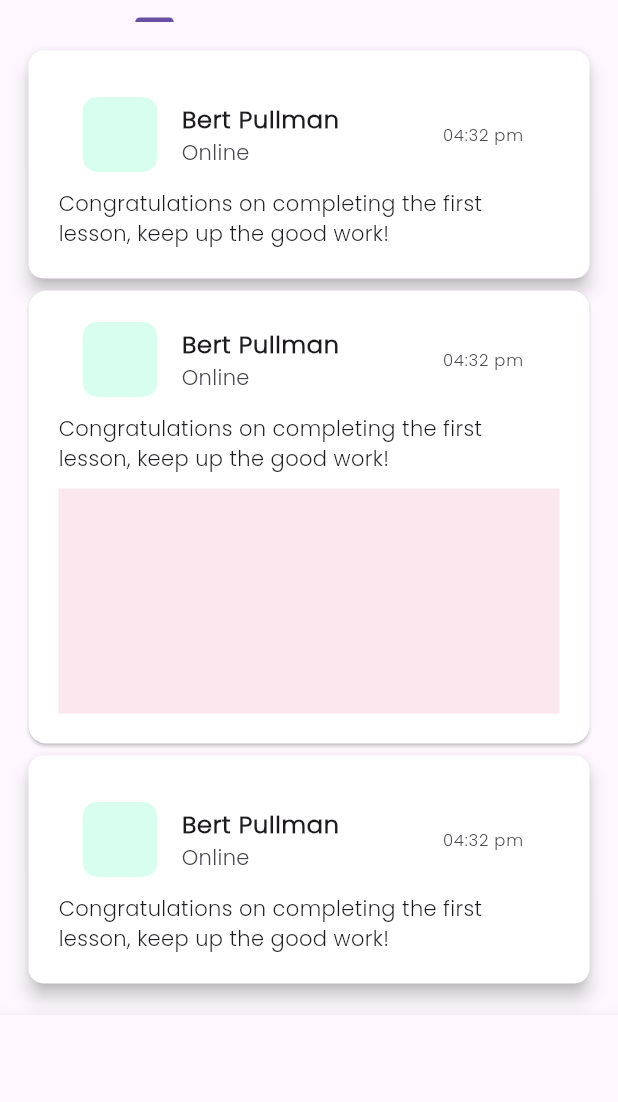
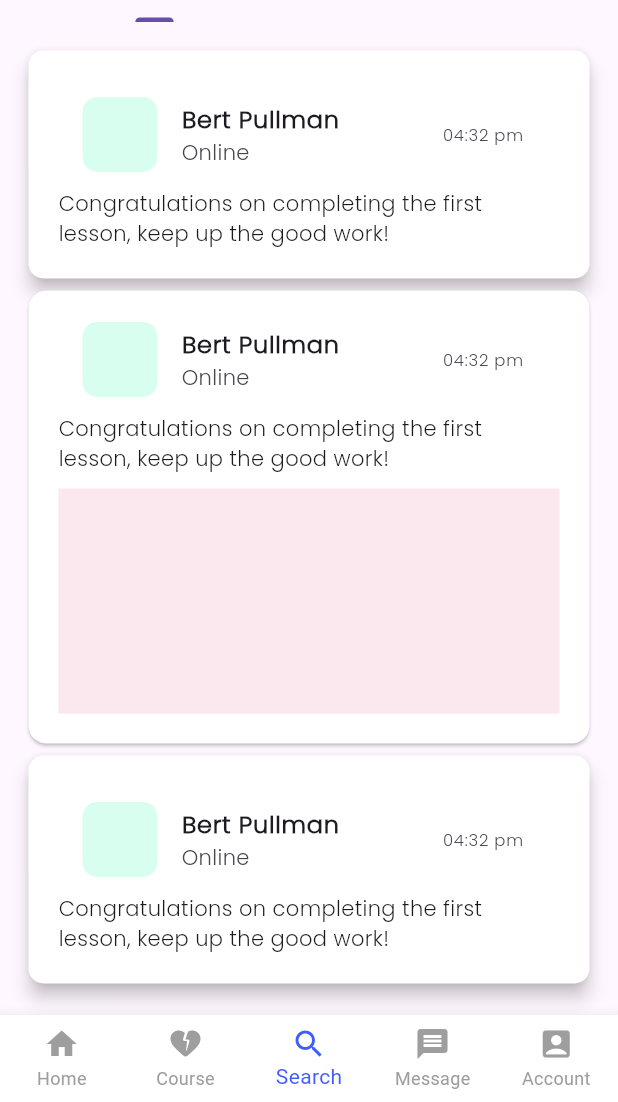
Before and after one commit to jnuolab/ola, a Flutter app: the screen it shows after launch, on a phone screen of 412 x 824 dp, the part 134-1236 px from its top. Run offline on Flutter 3.47's test engine with Material 3 defaults, Android fonts, the light colour scheme and no system bars.

Commit message:
Fixed Color in BottomNavigationBar

```diff
--- a/lib/notifications.dart
+++ b/lib/notifications.dart
@@ -60,9 +60,12 @@ class Notifications extends StatelessWidget {
         ),
         bottomNavigationBar: BottomNavigationBar(
           currentIndex: 2,
+          type: BottomNavigationBarType.fixed, // Fixed
+          backgroundColor: Colors.white, // <-- This works for fixed
+          selectedItemColor: Color.fromRGBO(65, 92, 253, 1),
+          unselectedItemColor: Colors.grey,
           items: const [
             BottomNavigationBarItem(
-              backgroundColor: Colors.red,
               icon: Icon(Icons.home),
               label: 'Home',
             ),
```
